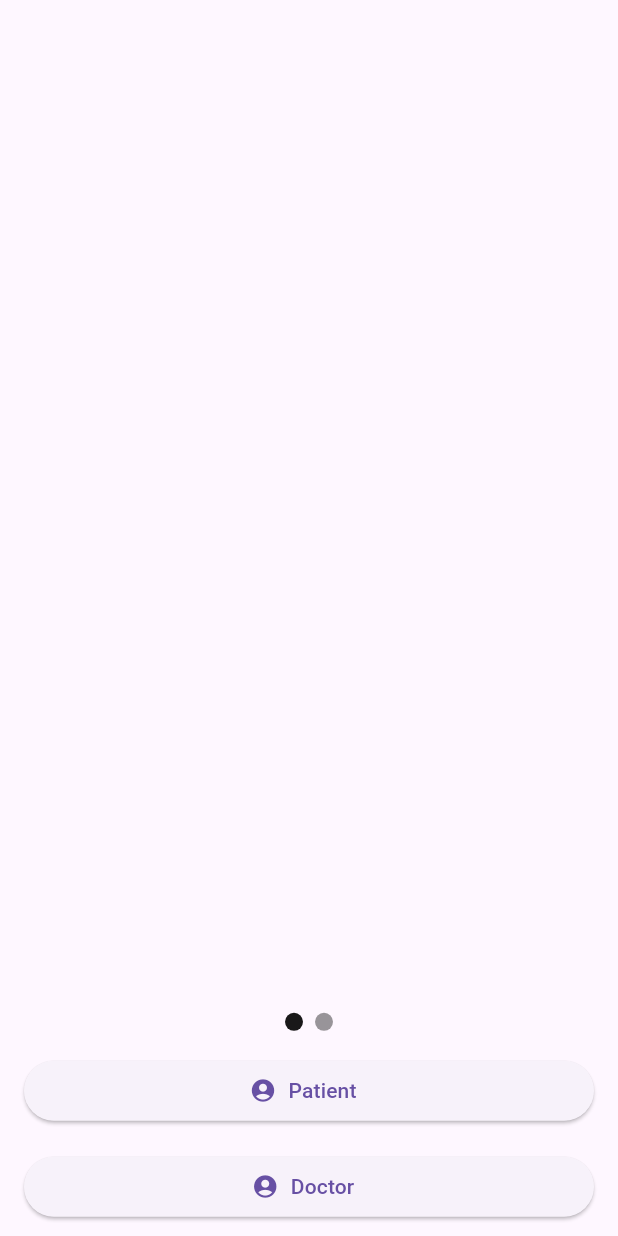
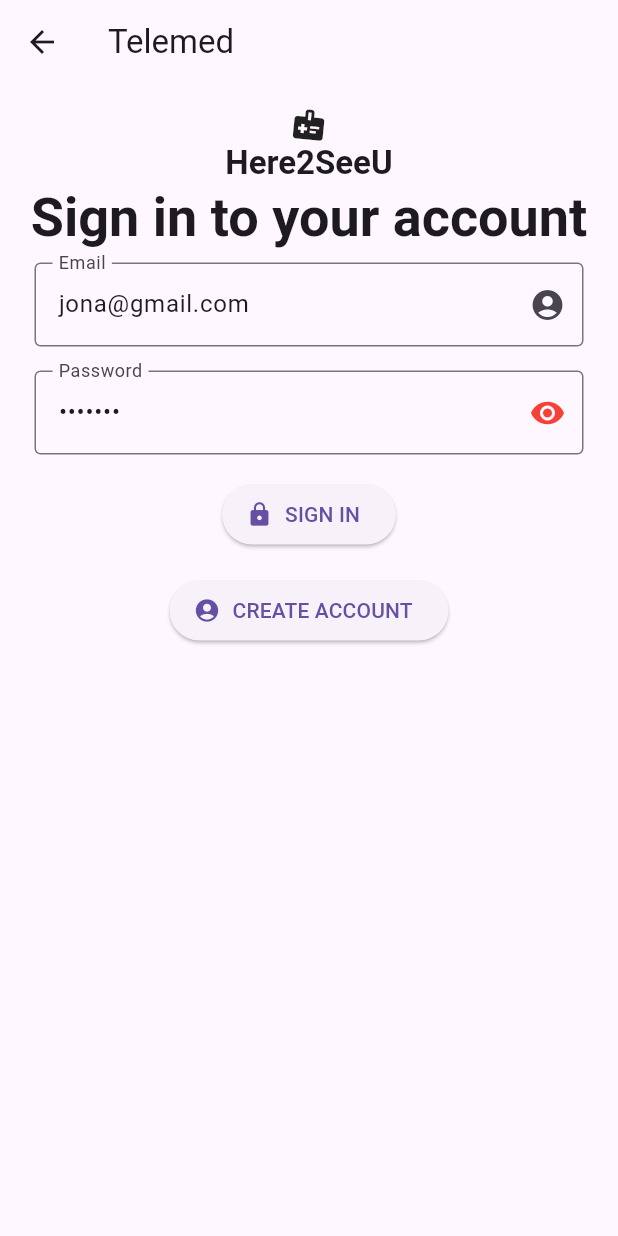
Before and after one commit to deidric/telemed, a Flutter app: the screen it shows after launch, after a tap on "Patient", on a phone screen of 412 x 824 dp. Run offline on Flutter 3.47's test engine with Material 2 defaults, Android fonts, the light colour scheme and no system bars; drawn by our look-alikes of carousel_slider.

Commit message:
* SignInPage.dart - Work in progress.

```diff
--- a/lib/Providers/telemedDataProvider.dart
+++ b/lib/Providers/telemedDataProvider.dart
@@ -15,7 +15,7 @@ class TelemedDataProvider with ChangeNotifier, DiagnosticableTreeMixin{
   bool get isLoading => _isLoading;
 
   void setLoading(isLoading) {
-    this._isLoading = isLoading;
+    _isLoading = isLoading;
     notifyListeners();
   }
 }
--- /dev/null
+++ b/lib/UI/SignInSignUp/SignInPage.dart
@@ -0,0 +1,192 @@
+import 'package:flutter/material.dart';
+import 'package:provider/provider.dart';
+import 'package:telemed/Components/TelemedLoadingProgressDialog.dart';
+import 'package:telemed/Providers/telemedDataProvider.dart';
+import 'package:telemed/settings.dart';
+
+class SignInPage extends StatefulWidget {
+  const SignInPage({Key? key}) : super(key: key);
+  static const String route = '/signIn';
+
+  static Future<void> checkIfSignedIn({required BuildContext context}) async {
+    Navigator.pushNamedAndRemoveUntil(
+        context, SignInPage.route, (route) => false);
+  }
+
+  @override
+  SignInPageState createState() => SignInPageState();
+}
+
+class SignInPageState extends State<SignInPage> with TickerProviderStateMixin {
+  final _formKey = GlobalKey<FormState>();
+  final Uri _url = Uri.parse("");
+
+  late final AnimationController _controller = AnimationController(
+    duration: const Duration(seconds: 2),
+    vsync: this,
+  )..repeat(reverse: false);
+  late final Animation<double> _animation = CurvedAnimation(
+    parent: _controller,
+    curve: Curves.elasticOut,
+  );
+
+  final emailController = TextEditingController();
+  final passwordController = TextEditingController();
+
+  @override
+  void initState() {
+    super.initState();
+
+    emailController.text = 'jona@gmail.com';
+    passwordController.text = 'jona123';
+  }
+
+  Future<void> signIn(BuildContext context) async {
+    var data = context.read<TelemedDataProvider>();
+    if (_formKey.currentState!.validate()) {
+      _formKey.currentState!.save();
+      // UserModel userModel = UserModel(
+      //     email: emailController.text.trim(),
+      //     password: passwordController.text.trim());
+      //
+      // await data.apiRouteLogin(context: context, userModel: userModel);
+    }
+  }
+
+  bool _showPassword = true;
+
+  @override
+  void dispose() {
+    // Clean up the controller when the widget is removed from the
+    // widget tree.
+    emailController.dispose();
+    passwordController.dispose();
+    _controller.dispose();
+    super.dispose();
+  }
+
+  @override
+  Widget build(BuildContext context) {
+    final data = context.watch<TelemedDataProvider>();
+    return Scaffold(
+      appBar: AppBar(
+        title: Text(TelemedSettings.appName),
+        automaticallyImplyLeading: true,
+        leading: IconButton(
+          icon: const Icon(Icons.arrow_back),
+          onPressed: () {
+            Navigator.pop(context, false);
+          },
+        ),
+      ),
+      body: data.isLoading
+          ? const TelemedLoadingProgressDialog()
+          : ListView(
+              padding: const EdgeInsets.all(15.0),
+              shrinkWrap: true,
+              children: [
+                Column(
+                  mainAxisAlignment: MainAxisAlignment.spaceAround,
+                  children: [
+                    RotationTransition(
+                      turns: _animation,
+                      child: const Icon(Icons.medical_information),
+                    ),
+                    Text(TelemedStrings.here2SeeYou,
+                        style: Theme.of(context)
+                            .textTheme
+                            .titleLarge!
+                            .copyWith(fontWeight: FontWeight.bold)),
+                    Text(TelemedStrings.signInToYourAccount,
+                        style: Theme.of(context)
+                            .textTheme
+                            .displaySmall!
+                            .copyWith(fontWeight: FontWeight.bold)),
+                    Form(
+                      autovalidateMode: AutovalidateMode.onUserInteraction,
+                      key: _formKey,
+                      child: IntrinsicWidth(
+                        stepWidth: 500,
+                        child: Column(
+                          crossAxisAlignment: CrossAxisAlignment.center,
+                          children: [
+                            Padding(
+                              padding: const EdgeInsets.all(8.0),
+                              child: TextFormField(
+                                validator: (value) {
+                                  if (value == null || value.isEmpty) {
+                                    return TelemedStrings.pleaseEnterText;
+                                  }
+                                  return null;
+                                },
+                                controller: emailController,
+                                decoration: InputDecoration(
+                                    labelText: TelemedStrings.email,
+                                    border: const OutlineInputBorder(),
+                                    suffixIcon:
+                                        const Icon(Icons.account_circle)),
+                              ),
+                            ),
+                            Padding(
+                              padding: const EdgeInsets.all(8.0),
+                              child: TextFormField(
+                                validator: (value) {
+                                  if (value == null || value.isEmpty) {
+                                    return TelemedStrings.pleaseEnterText;
+                                  }
+                                  return null;
+                                },
+                                controller: passwordController,
+                                obscureText: _showPassword,
+                                decoration: InputDecoration(
+                                    labelText: TelemedStrings.password,
+                                    border: OutlineInputBorder(),
+                                    suffixIcon: InkWell(
+                                      onTap: () {
+                                        setState(() {
+                                          _showPassword = !_showPassword;
+                                        });
+                                      },
+                                      child: Icon(
+                                        _showPassword
+                                            ? Icons.visibility
+                                            : Icons.visibility_off,
+                                        color: Colors.red,
+                                      ),
+                                    )),
+                              ),
+                            ),
+                            Padding(
+                              padding: EdgeInsets.all(8.0),
+                              child: ElevatedButton.icon(
+                                icon: Icon(Icons.lock),
+                                onPressed: () {
+                                  signIn(context);
+                                },
+                                label:
+                                    Text(TelemedStrings.signIn.toUpperCase()),
+                              ),
+                            ),
+                            Padding(
+                              padding: const EdgeInsets.all(8.0),
+                              child: ElevatedButton.icon(
+                                icon: const Icon(Icons.account_circle),
+                                onPressed: () {
+                                  // Navigator.pushNamedAndRemoveUntil(context,
+                                  //     SignUpPage.route, (route) => false);
+                                },
+                                label: Text(
+                                    TelemedStrings.createAccount.toUpperCase()),
+                              ),
+                            ),
+                          ],
+                        ),
+                      ),
+                    ),
+                  ],
+                ),
+              ],
+            ),
+    );
+  }
+}
--- a/lib/UI/homePage.dart
+++ b/lib/UI/homePage.dart
@@ -4,6 +4,7 @@ import 'package:flutter/scheduler.dart';
 import 'package:provider/provider.dart';
 import 'package:telemed/Components/TelemedLoadingProgressDialog.dart';
 import 'package:telemed/Providers/telemedDataProvider.dart';
+import 'package:telemed/UI/SignInSignUp/SignInPage.dart';
 import 'package:telemed/settings.dart';
 
 class HomePage extends StatefulWidget {
@@ -132,8 +133,8 @@ class _HomePageState extends State<HomePage> {
                         child: ElevatedButton.icon(
                           icon: const Icon(Icons.account_circle),
                           onPressed: () {
-                            // Navigator.pushNamedAndRemoveUntil(context,
-                            //     SignUpPage.route, (route) => false);
+                            Navigator.pushNamedAndRemoveUntil(context,
+                                SignInPage.route, (route) => false);
                           },
                           label: Text(TelemedStrings.patient),
                         ),
@@ -149,8 +150,8 @@ class _HomePageState extends State<HomePage> {
                         child: ElevatedButton.icon(
                           icon: const Icon(Icons.account_circle),
                           onPressed: () {
-                            // Navigator.pushNamedAndRemoveUntil(context,
-                            //     SignUpPage.route, (route) => false);
+                            Navigator.pushNamed(context,
+                                SignInPage.route,);
                           },
                           label: Text(TelemedStrings.doctor),
                         ),
--- a/lib/main.dart
+++ b/lib/main.dart
@@ -2,6 +2,7 @@
 import 'package:flutter/material.dart';
 import 'package:provider/provider.dart';
 import 'package:telemed/Providers/telemedDataProvider.dart';
+import 'package:telemed/UI/SignInSignUp/SignInPage.dart';
 import 'package:telemed/UI/homePage.dart';
 import 'package:telemed/settings.dart';
 
@@ -46,6 +47,7 @@
       initialRoute: HomePage.route,
       routes: {
         HomePage.route: (context) => const HomePage(),
+        SignInPage.route: (context) => const SignInPage(),
       },
     );
   }
--- a/lib/settings.dart
+++ b/lib/settings.dart
@@ -7,6 +7,14 @@ class TelemedStrings{
   static String pleaseWait = "Please wait...";
   static String patient = "Patient";
   static String doctor = "Doctor";
+  static String signIn = "Sign In";
+  static String signOut = "Sign out";
+  static String createAccount = "Create account";
+  static String pleaseEnterText = "Please enter text";
+  static String email = "Email";
+  static String password = "Password";
+  static String here2SeeYou = "Here2SeeU";
+  static String signInToYourAccount = "Sign in to your account";
 }
 
 class TelemedImage{
```
